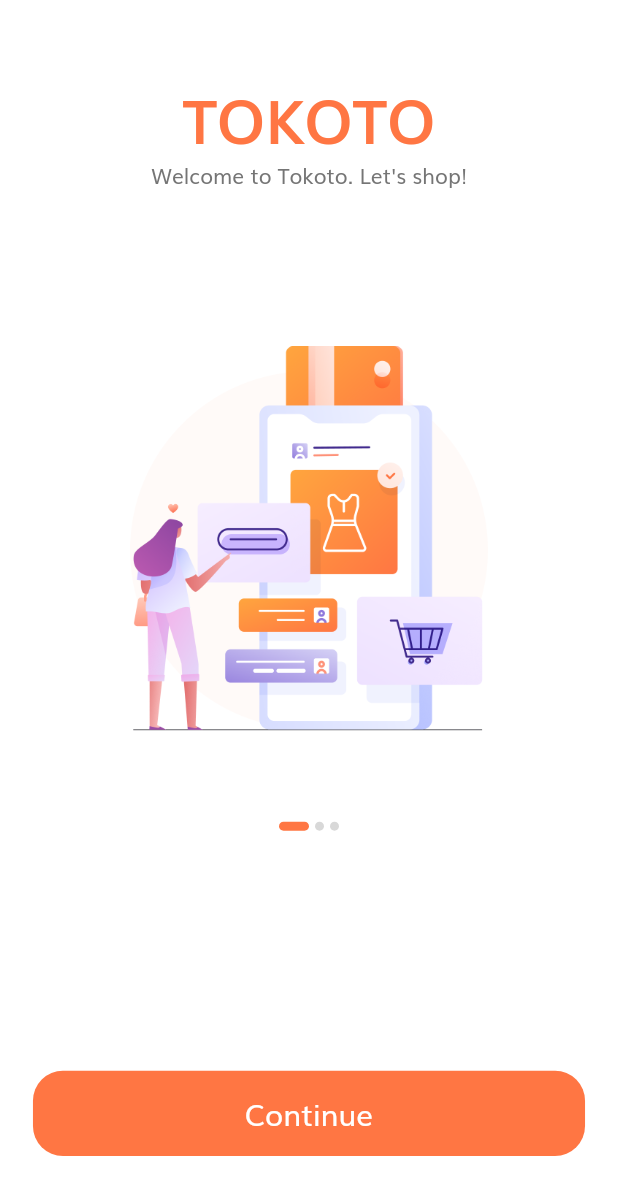
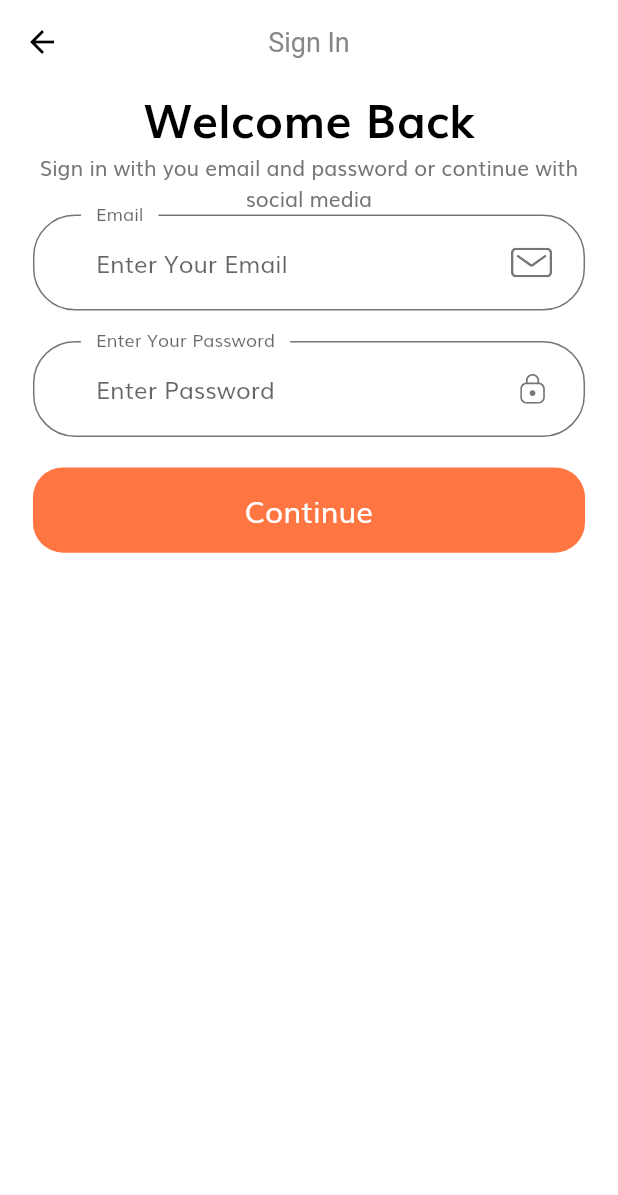
Before and after one commit to AbdulRahmanMudasser/Flutter-E-Commerce-App, a Flutter app: the screen it shows after launch, after a tap on "Continue", on a phone screen of 412 x 824 dp. Shown: the top 1195 px of the screen. Run offline on Flutter 3.47's test engine with Material 2 defaults, Android fonts, the phone set to English and light mode, and no system bars; our stand-ins replace flutter_svg.

Commit message:
Working on Sign In Page

```diff
--- a/lib/components/widgets/reusable_button.dart
+++ b/lib/components/widgets/reusable_button.dart
@@ -11,7 +11,7 @@ class ReusableButton extends StatelessWidget {
   });
 
   final String text;
-  final Function onPressed;
+  final void Function() onPressed;
 
   @override
   Widget build(BuildContext context) {
@@ -23,7 +23,7 @@ class ReusableButton extends StatelessWidget {
           backgroundColor: AppColors.kPrimaryColor,
           shape: RoundedRectangleBorder(borderRadius: BorderRadius.circular(20)),
         ),
-        onPressed: () => onPressed,
+        onPressed: onPressed,
         child: Text(
           text,
           style: TextStyle(
--- /dev/null
+++ b/lib/components/widgets/sign_in_page/custom_suffix_icon.dart
@@ -0,0 +1,28 @@
+import 'package:flutter/material.dart';
+import 'package:flutter_svg/svg.dart';
+
+import '../../../config/app_size_config.dart';
+
+class CustomSuffixIcon extends StatelessWidget {
+  const CustomSuffixIcon({
+    super.key,
+    required this.icon,
+  });
+
+  final String icon;
+
+  @override
+  Widget build(BuildContext context) {
+    return Padding(
+      padding: EdgeInsets.only(
+        top: AppSizeConfig.getProportionateScreenWidth(20),
+        right: AppSizeConfig.getProportionateScreenWidth(20),
+        bottom: AppSizeConfig.getProportionateScreenWidth(20),
+      ),
+      child: SvgPicture.asset(
+        icon,
+        height: AppSizeConfig.getProportionateScreenWidth(18),
+      ),
+    );
+  }
+}
--- /dev/null
+++ b/lib/components/widgets/sign_in_page/sign_in_body.dart
@@ -0,0 +1,255 @@
+import 'dart:core';
+
+import 'package:flutter/material.dart';
+import 'package:flutter_e_commerce_app/components/widgets/reusable_button.dart';
+import 'package:flutter_e_commerce_app/config/app_assets.dart';
+import 'package:flutter_e_commerce_app/config/app_constants.dart';
+import 'package:flutter_e_commerce_app/config/app_size_config.dart';
+import 'package:flutter_e_commerce_app/config/app_string.dart';
+import 'package:flutter_svg/flutter_svg.dart';
+
+import 'custom_suffix_icon.dart';
+
+class SignInPageBody extends StatelessWidget {
+  const SignInPageBody({super.key});
+
+  @override
+  Widget build(BuildContext context) {
+    return SafeArea(
+      child: SizedBox(
+        width: double.infinity,
+        child: Padding(
+          padding: EdgeInsets.symmetric(
+            horizontal: AppSizeConfig.getProportionateScreenWidth(20),
+          ),
+          child: Column(
+            children: [
+              Text(
+                AppStrings.welcomeBack,
+                style: TextStyle(
+                  color: Colors.black,
+                  fontSize: AppSizeConfig.getProportionateScreenWidth(28),
+                  fontWeight: FontWeight.bold,
+                ),
+              ),
+              const Text(
+                AppStrings.signInWithEmailPassword,
+                textAlign: TextAlign.center,
+              ),
+              const SignInForm(),
+            ],
+          ),
+        ),
+      ),
+    );
+  }
+}
+
+class SignInForm extends StatefulWidget {
+  const SignInForm({super.key});
+
+  @override
+  State<SignInForm> createState() => _SignInFormState();
+}
+
+class _SignInFormState extends State<SignInForm> {
+  final _formKey = GlobalKey<FormState>();
+  final List<String> errors = [];
+
+  String email;
+  String password;
+
+  @override
+  Widget build(BuildContext context) {
+    return Form(
+      key: _formKey,
+      child: Column(
+        children: [
+          // CustomTextFormField(
+          //   labelText: AppStrings.email,
+          //   hintText: AppStrings.enterEmail,
+          //   icon: AppAssets.mail,
+          //   errors: errors,
+          // ),
+          buildEmailTextFormField(),
+          SizedBox(
+            height: AppSizeConfig.getProportionateScreenHeight(20),
+          ),
+          buildPasswordTextFormField(),
+          // CustomTextFormField(
+          //   labelText: AppStrings.password,
+          //   hintText: AppStrings.enterPassword,
+          //   icon: AppAssets.lock,
+          //   obscureText: true,
+          //   errors: errors,
+          // ),
+          SizedBox(
+            height: AppSizeConfig.getProportionateScreenHeight(20),
+          ),
+          FormError(errors: errors),
+          ReusableButton(
+            text: AppStrings.continueText,
+            onPressed: () {
+              if (_formKey.currentState!.validate()) {
+                _formKey.currentState!.save();
+              }
+            },
+          ),
+        ],
+      ),
+    );
+  }
+
+  TextFormField buildPasswordTextFormField() {
+    return TextFormField(
+      obscureText: true,
+      keyboardType: TextInputType.emailAddress,
+      decoration: const InputDecoration(
+        labelText: AppStrings.password,
+        hintText: AppStrings.enterPassword,
+        floatingLabelBehavior: FloatingLabelBehavior.always,
+        suffixIcon: CustomSuffixIcon(
+          icon: AppAssets.lock,
+        ),
+      ),
+    );
+  }
+
+  TextFormField buildEmailTextFormField() {
+    return TextFormField(
+      keyboardType: TextInputType.emailAddress,
+      decoration: const InputDecoration(
+        labelText: AppStrings.email,
+        hintText: AppStrings.enterEmail,
+        floatingLabelBehavior: FloatingLabelBehavior.always,
+        suffixIcon: CustomSuffixIcon(
+          icon: AppAssets.mail,
+        ),
+      ),
+      onChanged: (value) {
+        if (value.isNotEmpty && errors.contains(AppStrings.kEmailNullError)) {
+          setState(() {
+            errors.remove(AppStrings.kEmailNullError);
+          });
+        } else if (AppConstants.emailValidatorRegExp.hasMatch(value) && errors.contains(AppStrings.kEmailNullError)) {
+          setState(() {
+            errors.remove(AppStrings.kInvalidEmailNullError);
+          });
+        }
+        return;
+      },
+      validator: (value) {
+        if (value!.isEmpty && !errors.contains(AppStrings.kEmailNullError)) {
+          setState(() {
+            errors.add(AppStrings.kEmailNullError);
+          });
+        } else if (!AppConstants.emailValidatorRegExp.hasMatch(value) && !errors.contains(AppStrings.kEmailNullError)) {
+          setState(() {
+            errors.add(AppStrings.kInvalidEmailNullError);
+          });
+        }
+        return null;
+      },
+    );
+  }
+}
+
+class FormError extends StatelessWidget {
+  const FormError({
+    super.key,
+    required this.errors,
+  });
+
+  final List<String> errors;
+
+  @override
+  Widget build(BuildContext context) {
+    return Column(
+      children: List.generate(
+        errors.length,
+        (index) => FormErrorText(
+          errors: errors,
+          index: index,
+        ),
+      ),
+    );
+  }
+}
+
+class FormErrorText extends StatelessWidget {
+  const FormErrorText({
+    super.key,
+    required this.errors,
+    required this.index,
+  });
+
+  final List<String> errors;
+  final int index;
+
+  @override
+  Widget build(BuildContext context) {
+    return Row(
+      children: [
+        SvgPicture.asset(
+          AppAssets.error,
+          height: AppSizeConfig.getProportionateScreenWidth(14),
+          width: AppSizeConfig.getProportionateScreenWidth(14),
+        ),
+        SizedBox(
+          width: AppSizeConfig.getProportionateScreenWidth(20),
+        ),
+        Text(errors[index]),
+      ],
+    );
+  }
+}
+
+// class CustomTextFormField extends StatefulWidget {
+//   const CustomTextFormField({
+//     super.key,
+//     required this.labelText,
+//     required this.hintText,
+//     required this.icon,
+//     this.obscureText = false,
+//     required this.errors,
+//   });
+//
+//   final String labelText;
+//   final String hintText;
+//   final String icon;
+//   final bool obscureText;
+//   final List<String> errors;
+//
+//   @override
+//   State<CustomTextFormField> createState() => _CustomTextFormFieldState();
+// }
+//
+// class _CustomTextFormFieldState extends State<CustomTextFormField> {
+//   @override
+//   Widget build(BuildContext context) {
+//     return TextFormField(
+//       obscureText: widget.obscureText,
+//       keyboardType: TextInputType.emailAddress,
+//       decoration: InputDecoration(
+//         labelText: widget.labelText,
+//         hintText: widget.labelText,
+//         floatingLabelBehavior: FloatingLabelBehavior.always,
+//         suffixIcon: CustomSuffixIcon(
+//           icon: widget.icon,
+//         ),
+//       ),
+//       validator: (value) {
+//         if (value!.isEmpty && !widget.errors.contains(AppStrings.kEmailNullError)) {
+//           setState(() {
+//             widget.errors.add(AppStrings.kEmailNullError);
+//           });
+//         } else if (!AppConstants.emailValidatorRegExp.hasMatch(value) && !widget.errors.contains(AppStrings.kEmailNullError)) {
+//           setState(() {
+//             widget.errors.add(AppStrings.kInvalidEmailNullError);
+//           });
+//         }
+//         return null;
+//       },
+//     );
+//   }
+// }
--- a/lib/components/widgets/splash_page/splash_body.dart
+++ b/lib/components/widgets/splash_page/splash_body.dart
@@ -1,5 +1,6 @@
 import 'package:flutter/material.dart';
 import 'package:flutter_e_commerce_app/components/widgets/splash_page/splash_content.dart';
+import 'package:flutter_e_commerce_app/config/app_constants.dart';
 import 'package:flutter_e_commerce_app/config/app_size_config.dart';
 import 'package:flutter_e_commerce_app/config/app_string.dart';
 import 'package:flutter_e_commerce_app/models/splash_model.dart';
@@ -7,14 +8,14 @@ import 'package:flutter_e_commerce_app/models/splash_model.dart';
 import '../reusable_button.dart';
 import 'navigation_dots.dart';
 
-class SplashBody extends StatefulWidget {
-  const SplashBody({super.key});
+class SplashPageBody extends StatefulWidget {
+  const SplashPageBody({super.key});
 
   @override
-  State<SplashBody> createState() => _SplashBodyState();
+  State<SplashPageBody> createState() => _SplashPageBodyState();
 }
 
-class _SplashBodyState extends State<SplashBody> {
+class _SplashPageBodyState extends State<SplashPageBody> {
   int currentPage = 0;
 
   @override
@@ -44,7 +45,9 @@ class _SplashBodyState extends State<SplashBody> {
             Expanded(
               flex: 2,
               child: Padding(
-                padding: EdgeInsets.symmetric(horizontal: AppSizeConfig.getProportionateScreenWidth(20)),
+                padding: EdgeInsets.symmetric(
+                  horizontal: AppSizeConfig.getProportionateScreenWidth(20),
+                ),
                 child: Column(
                   children: [
                     const Spacer(),
@@ -63,7 +66,9 @@ class _SplashBodyState extends State<SplashBody> {
                     ),
                     ReusableButton(
                       text: AppStrings.continueText,
-                      onPressed: () {},
+                      onPressed: () {
+                        Navigator.pushNamed(context, "/signInPage");
+                      },
                     ),
                     const Spacer(),
                   ],
--- a/lib/config/app_assets.dart
+++ b/lib/config/app_assets.dart
@@ -2,4 +2,8 @@ class AppAssets {
   static const String splash1 = "assets/images/splash_1.png";
   static const String splash2 = "assets/images/splash_2.png";
   static const String splash3 = "assets/images/splash_3.png";
+
+  static const String mail = "assets/icons/Mail.svg";
+  static const String lock = "assets/icons/Lock.svg";
+  static const String error = "assets/icons/Error.svg";
 }
--- a/lib/config/app_constants.dart
+++ b/lib/config/app_constants.dart
@@ -1,3 +1,15 @@
+import 'package:flutter/material.dart';
+
+import 'app_colors.dart';
+
 class AppConstants {
+  static RegExp emailValidatorRegExp = RegExp(r"^[a-zA-Z0-9.]+@[a-zA-Z0-9]+\.[a-zA-Z]+");
+  static const double defaultPadding = 20;
   static const Duration kAnimationDuration = Duration(milliseconds: 250);
+
+  static final OutlineInputBorder outlineInputBorder = OutlineInputBorder(
+    borderRadius: BorderRadius.circular(28),
+    borderSide: const BorderSide(color: AppColors.kTextColor),
+    gapPadding: 10,
+  );
 }
--- a/lib/config/app_routes.dart
+++ b/lib/config/app_routes.dart
@@ -1,8 +1,10 @@
 import 'package:flutter/cupertino.dart';
+import 'package:flutter_e_commerce_app/pages/sign_in_page.dart';
 import 'package:flutter_e_commerce_app/pages/splash_page.dart';
 
 class AppRoutes {
   static final Map<String, WidgetBuilder> routes = {
     "/splashPage": (context) => const SplashPage(),
+    "/signInPage": (context) => const SignInPage(),
   };
 }
--- a/lib/config/app_string.dart
+++ b/lib/config/app_string.dart
@@ -6,4 +6,21 @@ class AppStrings {
 
   static const String continueText = "Continue";
 
+  static const String signIn = "Sign In";
+  static const String welcomeBack = "Welcome Back";
+  static const String signInWithEmailPassword = "Sign in with you email and password or continue with social media";
+  static const String email = "Email";
+  static const String enterEmail = "Enter Your Email";
+  static const String password = "Enter Your Password";
+  static const String enterPassword = "Enter Password";
+  static const String rememberMe = "Remember Me";
+  static const String forgotPassword = "Forgot Password";
+  static const String doNotHaveAccount = "Don't have an account?";
+  static const String signUp = "Sign Up";
+
+  static const kEmailNullError = "Please Enter Your Email";
+  static const kInvalidEmailNullError = "Please Enter Valid Email";
+  static const kPassNullError = "Please Enter Your Password";
+  static const kShortPassError = "Please Enter Your Password";
+  static const kMissMatchPassError = "Passwords Don't Match";
 }
--- /dev/null
+++ b/lib/config/app_theme.dart
@@ -0,0 +1,42 @@
+import 'package:flutter/material.dart';
+import 'package:flutter/services.dart';
+import 'package:flutter_e_commerce_app/config/app_constants.dart';
+
+import 'app_colors.dart';
+
+class AppTheme {
+  static ThemeData theme = ThemeData(
+    scaffoldBackgroundColor: Colors.white,
+    fontFamily: "Muli",
+    visualDensity: VisualDensity.adaptivePlatformDensity,
+    textTheme: textTheme,
+    appBarTheme: appBarTheme,
+    inputDecorationTheme: inputDecorationTheme,
+  );
+
+  static AppBarTheme appBarTheme = const AppBarTheme(
+    color: Colors.white,
+    elevation: 0,
+    systemOverlayStyle: SystemUiOverlayStyle(
+      statusBarBrightness: Brightness.light,
+    ),
+    iconTheme: IconThemeData(color: Colors.black),
+    centerTitle: true,
+    titleTextStyle: TextStyle(
+      color: Color(0xff888888),
+      fontSize: 18,
+    ),
+  );
+
+  static TextTheme textTheme = const TextTheme(
+    bodyLarge: TextStyle(color: AppColors.kTextColor),
+    bodyMedium: TextStyle(color: AppColors.kTextColor),
+  );
+
+  static InputDecorationTheme inputDecorationTheme = InputDecorationTheme(
+    // floatingLabelBehavior: FloatingLabelBehavior.always,   // it will not work if written in theme
+    contentPadding: const EdgeInsets.symmetric(horizontal: 42, vertical: 20),
+    enabledBorder: AppConstants.outlineInputBorder,
+    focusedBorder: AppConstants.outlineInputBorder,
+  );
+}
--- a/lib/main.dart
+++ b/lib/main.dart
@@ -1,6 +1,6 @@
 import 'package:flutter/material.dart';
-import 'package:flutter_e_commerce_app/config/app_colors.dart';
 import 'package:flutter_e_commerce_app/config/app_routes.dart';
+import 'package:flutter_e_commerce_app/config/app_theme.dart';
 
 void main() {
   runApp(const MyApp());
@@ -14,15 +14,7 @@ class MyApp extends StatelessWidget {
     return MaterialApp(
       title: 'E Commerce',
       debugShowCheckedModeBanner: false,
-      theme: ThemeData(
-        scaffoldBackgroundColor: Colors.white,
-        fontFamily: "Muli",
-        visualDensity: VisualDensity.adaptivePlatformDensity,
-        textTheme: const TextTheme(
-          bodyLarge: TextStyle(color: AppColors.kTextColor),
-          bodyMedium: TextStyle(color: AppColors.kTextColor),
-        )
-      ),
+      theme: AppTheme.theme,
       initialRoute: "/splashPage",
       routes: AppRoutes.routes,
     );
--- /dev/null
+++ b/lib/pages/sign_in_page.dart
@@ -0,0 +1,17 @@
+import 'package:flutter/material.dart';
+import 'package:flutter_e_commerce_app/components/widgets/sign_in_page/sign_in_body.dart';
+import 'package:flutter_e_commerce_app/config/app_string.dart';
+
+class SignInPage extends StatelessWidget {
+  const SignInPage({super.key});
+
+  @override
+  Widget build(BuildContext context) {
+    return Scaffold(
+      appBar: AppBar(
+        title: const Text(AppStrings.signIn),
+      ),
+      body: const SignInPageBody(),
+    );
+  }
+}
--- a/lib/pages/splash_page.dart
+++ b/lib/pages/splash_page.dart
@@ -10,7 +10,7 @@ class SplashPage extends StatelessWidget {
     AppSizeConfig().init(context);
 
     return const Scaffold(
-      body: SplashBody(),
+      body: SplashPageBody(),
     );
   }
 }
```
